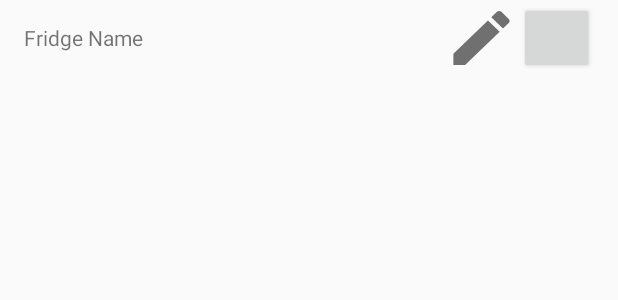
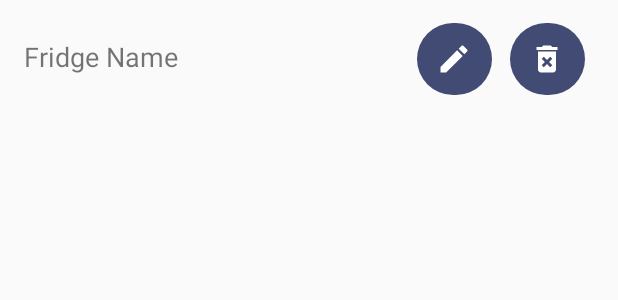
Before and after one commit to jamesscully/spoons-bottle-up, an Android app: the layout fragment_fridge.xml on its own in the app's theme, with its tools: preview values and no code run, on a phone screen of 412 x 824 dp. Shown: the top 300 px of the screen. Run offline under Robolectric (Android 15) with nearby library versions, the phone set to English and light mode, and no system bars.

Commit message:
Fridge fragment semi functional

```diff
--- a/app/src/main/AndroidManifest.xml
+++ b/app/src/main/AndroidManifest.xml
@@ -3,14 +3,15 @@
     package="com.scullyapps.spoonsbottleup">
 
     <application
-        android:name="com.scullyapps.spoonsbottleup.App"
+        android:name=".App"
         android:allowBackup="true"
         android:icon="@mipmap/ic_launcher"
         android:label="@string/app_name"
         android:roundIcon="@mipmap/ic_launcher_round"
         android:supportsRtl="true"
         android:theme="@style/AppTheme">
-        <activity android:name=".CountActivity"></activity>
+        <activity android:name=".FridgeManagementActivity"></activity>
+        <activity android:name=".CountActivity" />
         <activity
             android:name=".SettingsActivity"
             android:label="@string/title_activity_settings"
--- a/app/src/main/java/com/scullyapps/spoonsbottleup/database/DatabaseHelper.java
+++ b/app/src/main/java/com/scullyapps/spoonsbottleup/database/DatabaseHelper.java
@@ -52,6 +52,7 @@ public abstract class DatabaseHelper extends SQLiteOpenHelper {
 
                 out.flush();
                 out.close();
+
             input.close();
 
             this.database = SQLiteDatabase.openDatabase(outFile.getPath(), null, SQLiteDatabase.OPEN_READWRITE);
--- a/app/src/main/java/com/scullyapps/spoonsbottleup/ui/Plaque.java
+++ b/app/src/main/java/com/scullyapps/spoonsbottleup/ui/Plaque.java
@@ -73,7 +73,7 @@ public class Plaque extends LinearLayout {
 
     public void increment(int amt) {
 
-        Log.w(" [ Plaque bottle: " + getName() + " ]", "Adding " + amt + " to current count: " + count);
+        Log.w(" [ Plaque fridge: " + getName() + " ]", "Adding " + amt + " to current count: " + count);
 
         // if for some reason we're incrementing <= 0, just add 1
         if(amt <= 0)
@@ -88,7 +88,7 @@ public class Plaque extends LinearLayout {
 
     public void decrement(int amt) {
 
-        Log.w(" [ Plaque bottle: " + getName() + " ]", "Removing " + amt + " from current count: " + count);
+        Log.w(" [ Plaque fridge: " + getName() + " ]", "Removing " + amt + " from current count: " + count);
 
         if(count - amt < 0)
             count = 0;
--- a/app/src/main/java/com/scullyapps/spoonsbottleup/ui/main/FridgeFragment.java
+++ b/app/src/main/java/com/scullyapps/spoonsbottleup/ui/main/FridgeFragment.java
@@ -16,6 +16,7 @@ import android.view.View;
 import android.view.ViewGroup;
 
 import com.scullyapps.spoonsbottleup.Bottle;
+import com.scullyapps.spoonsbottleup.Fridge;
 import com.scullyapps.spoonsbottleup.R;
 import com.scullyapps.spoonsbottleup.database.BottleDatabase;
 import com.scullyapps.spoonsbottleup.database.FridgeRepository;
@@ -36,7 +37,6 @@ public class FridgeFragment extends Fragment {
 
     @Override
     public void onCreateOptionsMenu(Menu menu, MenuInflater inflater) {
-        Log.e("DEBUG", "Creating options menu for Fridge");
         super.onCreateOptionsMenu(menu, inflater);
 
         inflater.inflate(R.menu.menu_settings_fridges, menu);
@@ -70,6 +70,7 @@ public class FridgeFragment extends Fragment {
     @Override
     public View onCreateView(LayoutInflater inflater, ViewGroup container,
                              Bundle savedInstanceState) {
+
         View view = inflater.inflate(R.layout.fragment_fridge_list, container, false);
 
         // Set the adapter
@@ -84,7 +85,7 @@ public class FridgeFragment extends Fragment {
 
             BottleDatabase bottleDatabase = new BottleDatabase(view.getContext(), null, null, 1);
 
-            recyclerView.setAdapter(new FridgeRecyclerViewAdapter(bottleDatabase.getAllBottles()    , mListener));
+            recyclerView.setAdapter(new FridgeRecyclerViewAdapter(bottleDatabase.getFridges(), mListener));
         }
         return view;
     }
@@ -119,6 +120,7 @@ public class FridgeFragment extends Fragment {
      */
     public interface OnListFragmentInteractionListener {
         // TODO: Update argument type and name
+        void onListFragmentInteraction(Fridge item);
         void onListFragmentInteraction(Bottle item);
     }
 }
--- /dev/null
+++ b/app/src/main/res/drawable/ic_delete.xml
@@ -0,0 +1,5 @@
+<vector android:height="24dp" android:tint="#FFFFFF"
+    android:viewportHeight="24.0" android:viewportWidth="24.0"
+    android:width="24dp" xmlns:android="http://schemas.android.com/apk/res/android">
+    <path android:fillColor="#FF000000" android:pathData="M6,19c0,1.1 0.9,2 2,2h8c1.1,0 2,-0.9 2,-2L18,7L6,7v12zM8.46,11.88l1.41,-1.41L12,12.59l2.12,-2.12 1.41,1.41L13.41,14l2.12,2.12 -1.41,1.41L12,15.41l-2.12,2.12 -1.41,-1.41L10.59,14l-2.13,-2.12zM15.5,4l-1,-1h-5l-1,1L5,4v2h14L19,4z"/>
+</vector>
--- a/app/src/main/res/drawable/ic_edit.xml
+++ b/app/src/main/res/drawable/ic_edit.xml
@@ -1,4 +1,4 @@
-<vector android:height="24dp" android:tint="#707070"
+<vector android:height="24dp" android:tint="#FFFFFF"
     android:viewportHeight="24.0" android:viewportWidth="24.0"
     android:width="24dp" xmlns:android="http://schemas.android.com/apk/res/android">
     <path android:fillColor="#FF000000" android:pathData="M3,17.25V21h3.75L17.81,9.94l-3.75,-3.75L3,17.25zM20.71,7.04c0.39,-0.39 0.39,-1.02 0,-1.41l-2.34,-2.34c-0.39,-0.39 -1.02,-0.39 -1.41,0l-1.83,1.83 3.75,3.75 1.83,-1.83z"/>
--- a/app/src/main/res/layout/fragment_fridge.xml
+++ b/app/src/main/res/layout/fragment_fridge.xml
@@ -1,9 +1,10 @@
 <?xml version="1.0" encoding="utf-8"?>
 <LinearLayout xmlns:android="http://schemas.android.com/apk/res/android"
     android:layout_width="match_parent"
-    android:layout_height="50dp"
+    android:layout_height="75dp"
     android:layout_marginLeft="16dp"
     android:layout_marginRight="16dp"
+    android:layout_marginBottom="10dp"
     android:orientation="horizontal">
 
     <TextView
@@ -12,19 +13,30 @@
         android:layout_height="match_parent"
         android:layout_weight="1"
         android:gravity="left|center_vertical"
-        android:text="Fridge Name" />
+        android:text="Fridge Name"
+        android:textSize="18sp" />
 
     <Button
         android:id="@+id/btn_fridgevh_edit"
         style="@style/Widget.AppCompat.Button.Borderless"
         android:layout_width="50dp"
         android:layout_height="wrap_content"
+        android:layout_marginLeft="6dp"
+        android:layout_marginRight="6dp"
         android:layout_weight="0"
-        android:background="@drawable/ic_edit" />
+        android:background="@drawable/button_bottleup"
+        android:foreground="@drawable/ic_edit"
+        android:foregroundGravity="center" />
 
     <Button
         android:id="@+id/btn_fridgevh_add"
+        style="@style/Widget.AppCompat.Button.Borderless"
         android:layout_width="50dp"
         android:layout_height="wrap_content"
-        android:layout_weight="0" />
+        android:layout_marginLeft="6dp"
+        android:layout_marginRight="6dp"
+        android:layout_weight="0"
+        android:background="@drawable/button_bottleup"
+        android:foreground="@drawable/ic_delete"
+        android:foregroundGravity="center" />
 </LinearLayout>
```
Also changed, not shown: app/src/main/java/com/scullyapps/spoonsbottleup/Fridge.java (+14 -9 lines), app/src/main/java/com/scullyapps/spoonsbottleup/FridgeManagementActivity.java (added, +117 -0 lines), app/src/main/java/com/scullyapps/spoonsbottleup/SettingsActivity.java (+11 -1 lines), app/src/main/java/com/scullyapps/spoonsbottleup/database/BottleDatabase.java (+64 -5 lines), app/src/main/java/com/scullyapps/spoonsbottleup/ui/main/FridgeRecyclerViewAdapter.java (+6 -5 lines), app/src/main/res/layout/activity_fridge_management.xml (added, +20 -0 lines), app/src/main/assets/Bottles.db, 1 other file.
